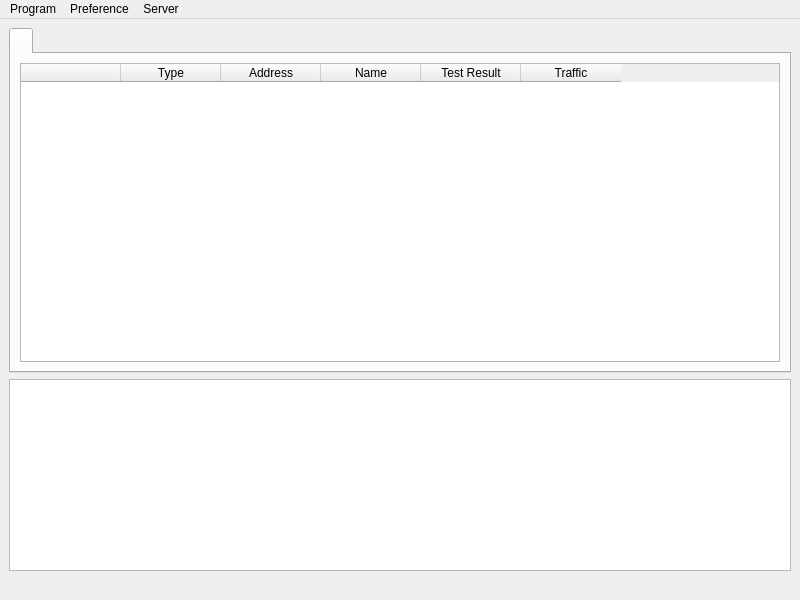
MatsuriDayo/nekoray, file ui/mainwindow.ui: the form before one commit.
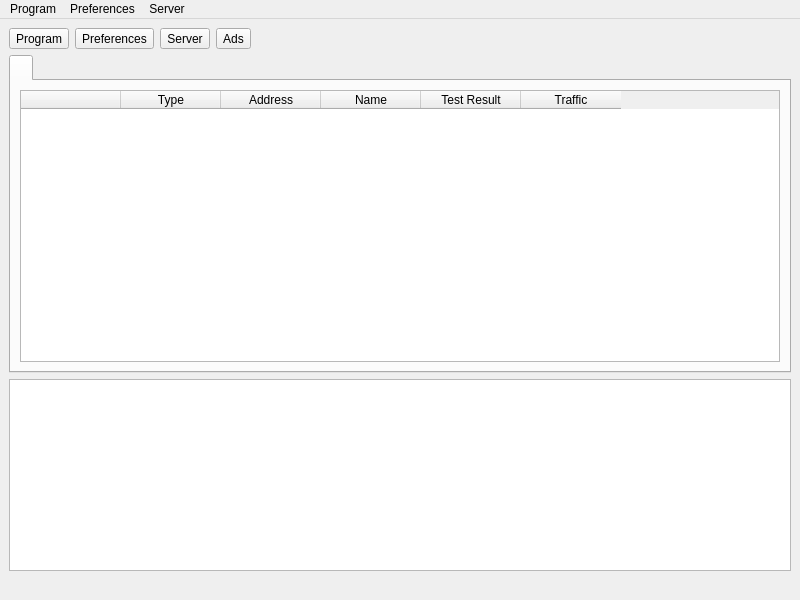
The form after the commit. Icons and pictures are not drawn. Custom widgets are drawn as their Qt base class.

```diff
--- a/ui/mainwindow.ui
+++ b/ui/mainwindow.ui
@@ -14,7 +14,88 @@
    <string>NekoRay</string>
   </property>
   <widget class="QWidget" name="centralwidget">
-   <layout class="QVBoxLayout" name="verticalLayout_3" stretch="3,0,0">
+   <layout class="QVBoxLayout" name="verticalLayout_3" stretch="0,3,0,0">
+    <item>
+     <layout class="QHBoxLayout" name="horizontalLayout_2">
+      <item>
+       <widget class="QToolButton" name="toolButton_program">
+        <property name="text">
+         <string>Program</string>
+        </property>
+        <property name="icon">
+         <iconset theme="system-run"/>
+        </property>
+        <property name="popupMode">
+         <enum>QToolButton::InstantPopup</enum>
+        </property>
+        <property name="toolButtonStyle">
+         <enum>Qt::ToolButtonFollowStyle</enum>
+        </property>
+       </widget>
+      </item>
+      <item>
+       <widget class="QToolButton" name="toolButton_preferences">
+        <property name="text">
+         <string>Preferences</string>
+        </property>
+        <property name="icon">
+         <iconset theme="preferences"/>
+        </property>
+        <property name="popupMode">
+         <enum>QToolButton::InstantPopup</enum>
+        </property>
+        <property name="toolButtonStyle">
+         <enum>Qt::ToolButtonFollowStyle</enum>
+        </property>
+       </widget>
+      </item>
+      <item>
+       <widget class="QToolButton" name="toolButton_server">
+        <property name="text">
+         <string>Server</string>
+        </property>
+        <property name="icon">
+         <iconset theme="network-server"/>
+        </property>
+        <property name="popupMode">
+         <enum>QToolButton::InstantPopup</enum>
+        </property>
+        <property name="toolButtonStyle">
+         <enum>Qt::ToolButtonFollowStyle</enum>
+        </property>
+       </widget>
+      </item>
+      <item>
+       <widget class="QToolButton" name="toolButton_ads">
+        <property name="text">
+         <string>Ads</string>
+        </property>
+        <property name="icon">
+         <iconset theme="internet-web-browser"/>
+        </property>
+        <property name="popupMode">
+         <enum>QToolButton::InstantPopup</enum>
+        </property>
+        <property name="toolButtonStyle">
+         <enum>Qt::ToolButtonFollowStyle</enum>
+        </property>
+       </widget>
+      </item>
+      <item>
+       <spacer name="horizontalSpacer">
+        <property name="orientation">
+         <enum>Qt::Horizontal</enum>
+        </property>
+        <property name="sizeHint" stdset="0">
+         <size>
+          <width>40</width>
+          <height>20</height>
+         </size>
+        </property>
+       </spacer>
+      </item>
+     </layout>
+    </item>
     <item>
      <widget class="QTabWidget" name="tabWidget">
       <property name="currentIndex">
@@ -155,9 +236,9 @@
     <addaction name="separator"/>
     <addaction name="menu_exit"/>
    </widget>
-   <widget class="QMenu" name="menu_prefernces">
+   <widget class="QMenu" name="menu_preferences">
     <property name="title">
-     <string>Preference</string>
+     <string>Preferences</string>
     </property>
     <addaction name="menu_basic_settings"/>
     <addaction name="menu_manage_groups"/>
@@ -207,7 +288,7 @@
     <addaction name="menuManage"/>
    </widget>
    <addaction name="menu_program"/>
-   <addaction name="menu_prefernces"/>
+   <addaction name="menu_preferences"/>
    <addaction name="menu_server"/>
   </widget>
   <action name="menu_exit">
```
